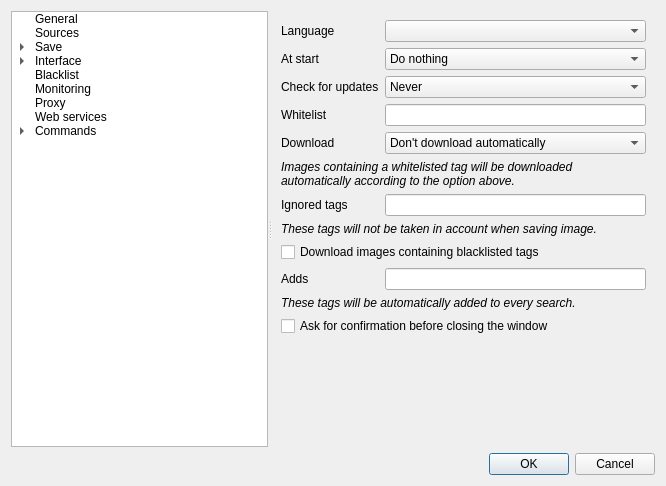
First picture: the form in gui/src/settings/options-window.ui, repository Bionus/imgbrd-grabber, before the edit.
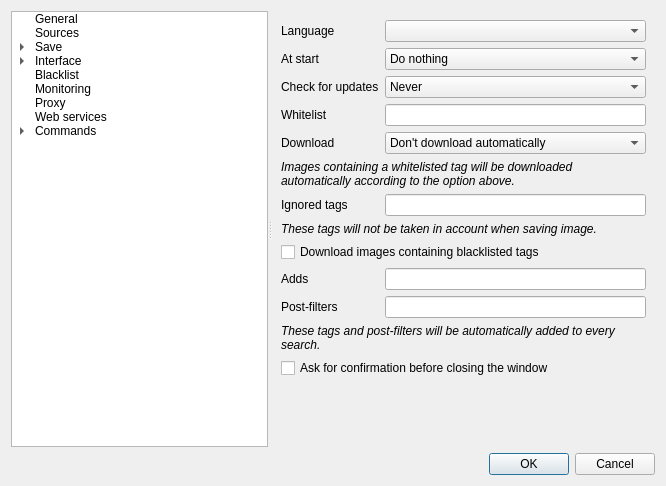
Second picture: the form after the edit. Icons and pictures are not drawn.

Commit message: Add global post-filter setting (fix #1508)

What changed in the file:
```diff
--- a/gui/src/settings/options-window.ui
+++ b/gui/src/settings/options-window.ui
@@ -351,23 +351,33 @@
         <item row="9" column="1">
          <widget class="QLineEdit" name="lineAdd"/>
         </item>
-        <item row="10" column="0" colspan="2">
+        <item row="11" column="0" colspan="2">
          <widget class="QLabel" name="label_65">
           <property name="text">
-           <string>&lt;i&gt;These tags will be automatically added to every search.&lt;/i&gt;</string>
+           <string>&lt;i&gt;These tags and post-filters will be automatically added to every search.&lt;/i&gt;</string>
           </property>
           <property name="wordWrap">
            <bool>true</bool>
           </property>
          </widget>
         </item>
-        <item row="11" column="0" colspan="2">
+        <item row="12" column="0" colspan="2">
          <widget class="QCheckBox" name="checkConfirmClose">
           <property name="text">
            <string>Ask for confirmation before closing the window</string>
           </property>
          </widget>
         </item>
+        <item row="10" column="0">
+         <widget class="QLabel" name="labelGlobalPostFilter">
+          <property name="text">
+           <string>Post-filters</string>
+          </property>
+         </widget>
+        </item>
+        <item row="10" column="1">
+         <widget class="QLineEdit" name="lineGlobalPostFilter"/>
+        </item>
        </layout>
        <zorder>label</zorder>
        <zorder>comboLanguages</zorder>
```
Left out of the diff: 6 changed lines with no effect on the pictures. The commit also changes 4 other files.
